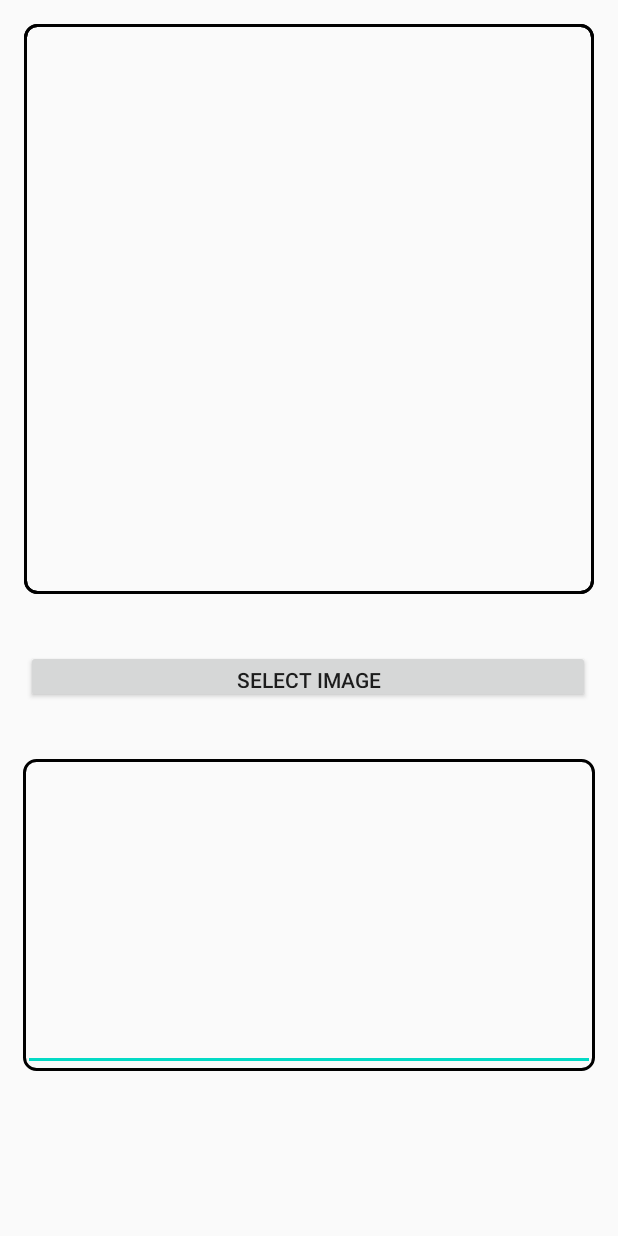
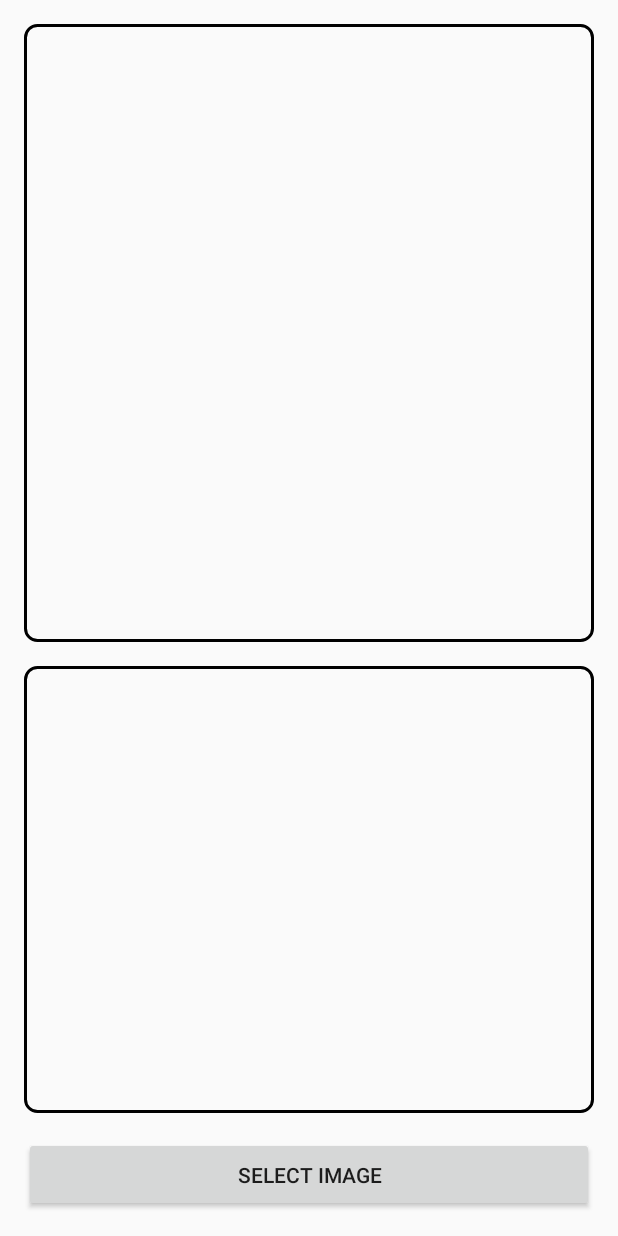
Before and after one commit to salaminpeter/TextEncrypter, an Android app: the layout activity_main.xml on its own in the app's theme, with its tools: preview values and no code run, on a phone screen of 412 x 824 dp. Run offline under Robolectric (Android 15) with nearby library versions, the phone set to English and light mode, and no system bars.

```diff
--- a/TextDecrypterAS/app/src/main/AndroidManifest.xml
+++ b/TextDecrypterAS/app/src/main/AndroidManifest.xml
@@ -9,7 +9,9 @@
         android:roundIcon="@mipmap/ic_launcher_round"
         android:supportsRtl="true"
         android:theme="@style/Theme.TextDecrypter">
-        <activity android:name=".MainActivity">
+        <activity
+            android:name=".MainActivity"
+            android:theme="@style/Theme.AppCompat.Light.NoActionBar.FullScreen" >
             <intent-filter>
                 <action android:name="android.intent.action.MAIN" />
 
--- a/TextDecrypterAS/app/src/main/cpp/CMakeLists.txt
+++ b/TextDecrypterAS/app/src/main/cpp/CMakeLists.txt
@@ -4,6 +4,12 @@ add_library(
     native-lib        # Name of your native library
     SHARED
     native-lib.cpp    # Your source file(s)
+    ../../../../../TextEncrypterCPP/TextEncrypter.cpp
+)
+
+target_include_directories(native-lib
+        PRIVATE
+        ../../../../../TextEncrypterCPP/ImageLib
 )
 
 find_library(
--- a/TextDecrypterAS/app/src/main/res/layout/activity_main.xml
+++ b/TextDecrypterAS/app/src/main/res/layout/activity_main.xml
@@ -6,63 +6,48 @@
     android:layout_height="match_parent"
     tools:context=".MainActivity">
 
-    <FrameLayout
-        android:id="@+id/frameLayout"
+    <!-- ImageView taking ~50% of screen -->
+    <ImageView
+        android:id="@+id/imageView"
         android:layout_width="0dp"
         android:layout_height="0dp"
-        android:layout_margin="16dp"
+        android:scaleType="centerCrop"
         android:background="@drawable/image_frame"
-        app:layout_constraintDimensionRatio="1:1"
+        android:padding="4dp"
+        android:layout_marginHorizontal="16dp"
+        android:layout_marginTop="16dp"
+        app:layout_constraintTop_toTopOf="parent"
+        app:layout_constraintStart_toStartOf="parent"
         app:layout_constraintEnd_toEndOf="parent"
-        app:layout_constraintHeight_percent="0.5"
-        app:layout_constraintStart_toStartOf="parent"
-        app:layout_constraintTop_toTopOf="parent"
-        app:layout_constraintWidth_percent="0.8">
+        app:layout_constraintHeight_percent="0.5" />
 
-        <ImageView
-            android:id="@+id/imageView"
-            android:layout_width="match_parent"
-            android:layout_height="match_parent"
-            android:background="@drawable/image_frame"
-            android:padding="4dp"
-            android:scaleType="centerCrop"
-            app:srcCompat="@android:drawable/divider_horizontal_dark" />
-    </FrameLayout>
-
-    <FrameLayout
-        android:id="@+id/FrameLayout"
-        android:layout_width="381dp"
-        android:layout_height="208dp"
-        android:layout_margin="16dp"
-        android:background="@drawable/image_frame"
-        app:layout_constraintBottom_toBottomOf="parent"
-        app:layout_constraintDimensionRatio="1:1"
-        app:layout_constraintEnd_toEndOf="parent"
-        app:layout_constraintHeight_percent="0.3"
-        app:layout_constraintStart_toStartOf="parent"
-        app:layout_constraintTop_toBottomOf="@+id/frameLayout"
-        app:layout_constraintWidth_percent="0.8">
-
-        <EditText
-            android:id="@+id/editTextTextMultiLine"
-            android:layout_width="match_parent"
-            android:layout_height="match_parent"
-            android:ems="10"
-            android:gravity="start|top"
-            android:inputType="textMultiLine" />
-
-
-    </FrameLayout>
-
+    <!-- Button pinned to bottom -->
     <Button
         android:id="@+id/button"
-        android:layout_width="376dp"
-        android:layout_height="35dp"
+        android:layout_width="0dp"
+        android:layout_height="50dp"
         android:text="Select Image"
-        app:layout_constraintBottom_toTopOf="@+id/FrameLayout"
+        app:layout_constraintBottom_toBottomOf="parent"
+        app:layout_constraintStart_toStartOf="parent"
         app:layout_constraintEnd_toEndOf="parent"
-        app:layout_constraintHorizontal_bias="0.485"
+        android:layout_margin="16dp" />
+
+    <EditText
+        android:id="@+id/editTextTextMultiLine"
+        android:layout_width="0dp"
+        android:layout_height="0dp"
+        android:layout_marginHorizontal="16dp"
+        android:layout_marginTop="16dp"
+        android:layout_marginBottom="16dp"
+        android:focusable="false"
+        android:cursorVisible="false"
+        android:longClickable="false"
+        android:inputType="none"
+        android:padding="8dp"
+        android:background="@drawable/image_frame"
+        app:layout_constraintBottom_toTopOf="@id/button"
+        app:layout_constraintEnd_toEndOf="parent"
         app:layout_constraintStart_toStartOf="parent"
-        app:layout_constraintTop_toBottomOf="@+id/frameLayout" />
+        app:layout_constraintTop_toBottomOf="@id/imageView" />
 
 </android.support.constraint.ConstraintLayout>
--- /dev/null
+++ b/TextDecrypterAS/app/src/main/res/values/styles.xml
@@ -0,0 +1,6 @@
+<?xml version="1.0" encoding="utf-8"?>
+<resources>
+    <style name="Theme.AppCompat.Light.NoActionBar.FullScreen" parent="Theme.AppCompat.Light.NoActionBar">
+        <item name="android:windowFullscreen">true</item>
+    </style>
+</resources>
```
Also changed, not shown: TextDecrypterAS/app/src/main/java/com/momosoft/imageviewer/MainActivity.java (+44 -5 lines), 3 other files.
